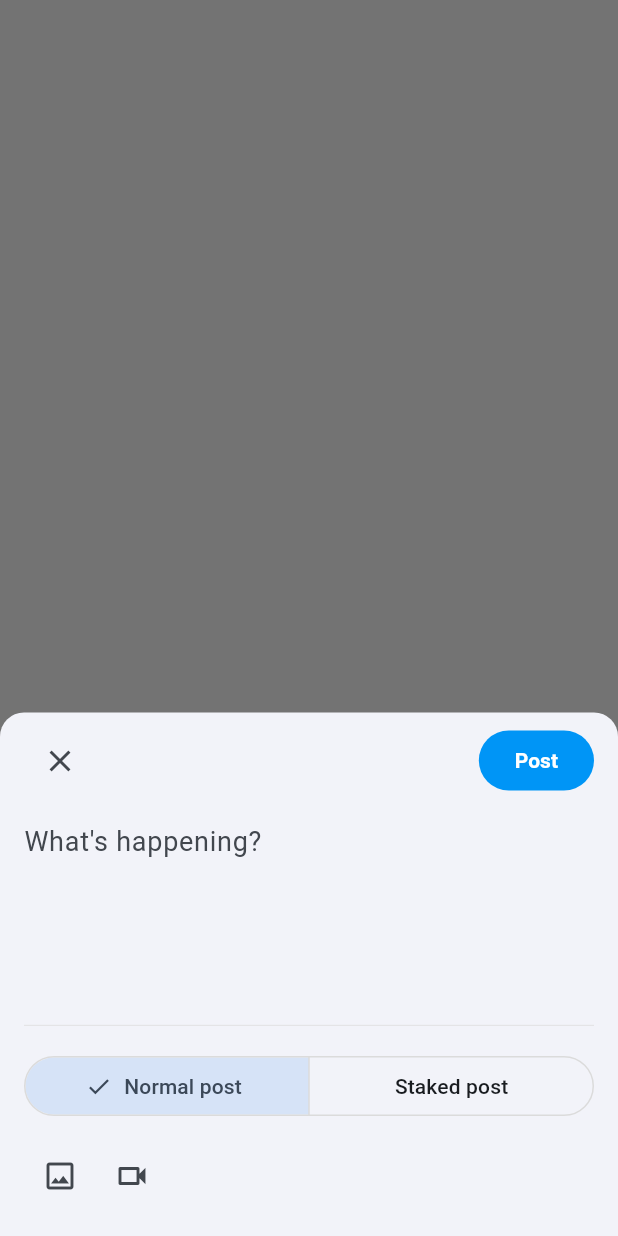
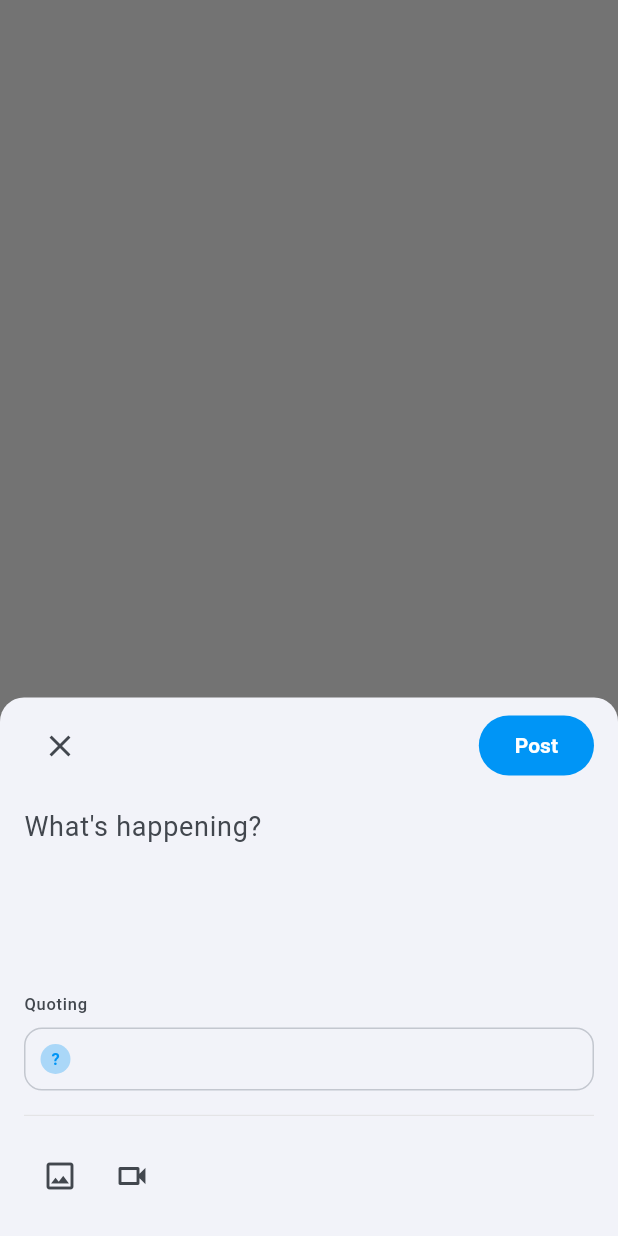
Before and after one commit to minnya/renga-app, a Flutter app: what showComposeSheet() shows on an empty page, opened directly with empty values, on a phone screen of 412 x 824 dp. Run offline on Flutter 3.47's test engine with Material 3 defaults, Android fonts, the phone set to English and light mode, and no system bars; our stand-ins replace cached_network_image, firebase_analytics, firebase_core, firebase_crashlytics, firebase_messaging, firebase_remote_config and 13 more; missing offline and left inert: google_sign_in_web, postgrest, receive_sharing_intent; accounts and stored records are empty; generated files the repository leaves out were written again; network calls fail.

Commit message:
feat: 引用リポスト投稿ロジックを追加
posts.quoted_post_id を扱えるよう Post/QuotedPostPreview モデル・
feed_controller.dart の投稿系select・作成メソッド（createTextPost/
createImagePost/createVideoPost）を拡張し、ComposeSheetに引用元投稿の
ミニカードプレビュー（QuotedPostCard）付きの引用リポストモードを追加した。

Co-Authored-By: Claude Sonnet 5 <noreply@anthropic.com>

```diff
--- a/lib/features/feed/compose_sheet.dart
+++ b/lib/features/feed/compose_sheet.dart
@@ -9,6 +9,8 @@ import '../../core/auth_state.dart';
 import '../../l10n/gen/app_localizations.dart';
 import '../quiz/lock_quiz_page.dart';
 import 'feed_controller.dart';
+import 'post.dart';
+import 'quoted_post_card.dart';
 import 'video_upload_controller.dart';
 import 'youtube_utils.dart';
 
@@ -30,9 +32,15 @@ class ComposeSheet extends ConsumerStatefulWidget {
   /// design/product.md 3.1節「YouTubeアプリの共有シートに登場」。
   /// YouTubeアプリの共有シート等からRengaが起動された場合、共有された
   /// テキスト（動画タイトル+URL）を本文へ自動プリフィルするための初期値。
-  const ComposeSheet({super.key, this.initialBody});
+  ///
+  /// [quotedPost]を指定すると design/product.md 3.12節「引用リポスト」モードで開く。
+  /// この場合、投稿本文の上に引用元投稿のミニカードを表示し、送信時は
+  /// `posts.quoted_post_id`に引用元投稿のIDをセットして投稿する
+  /// （通常投稿・画像投稿・動画投稿いずれのモードでも引用元IDを付与できる）。
+  const ComposeSheet({super.key, this.initialBody, this.quotedPost});
 
   final String? initialBody;
+  final Post? quotedPost;
 
   @override
   ConsumerState<ComposeSheet> createState() => _ComposeSheetState();
@@ -137,7 +145,12 @@ class _ComposeSheetState extends ConsumerState<ComposeSheet> {
 
     final hasImage = _selectedImage != null && _selectedImageBytes != null;
     final hasVideo = _selectedVideo != null;
-    if (_controller.text.trim().isEmpty && !hasImage && !hasVideo) {
+    // design/product.md 3.12節「引用リポスト」: 引用元投稿自体が本文の役割を持つため、
+    // 引用リポスト時はコメント本文が空でも投稿できる（X同様）。
+    if (_controller.text.trim().isEmpty &&
+        !hasImage &&
+        !hasVideo &&
+        widget.quotedPost == null) {
       setState(() => _errorMessage = l10n.composeEmptyError);
       return;
     }
@@ -163,6 +176,7 @@ class _ComposeSheetState extends ConsumerState<ComposeSheet> {
           authorId: currentUser.id,
           body: _controller.text,
           imageUrl: imageUrl,
+          quotedPostId: widget.quotedPost?.id,
         );
       } else if (hasVideo) {
         // design/system.md 5.1節「動画アップロードフロー」。先に posts レコードを作成し、
@@ -170,6 +184,7 @@ class _ComposeSheetState extends ConsumerState<ComposeSheet> {
         final postId = await controller.createVideoPost(
           authorId: currentUser.id,
           body: _controller.text,
+          quotedPostId: widget.quotedPost?.id,
         );
         await VideoUploadController().uploadVideo(
           video: _selectedVideo!,
@@ -180,7 +195,11 @@ class _ComposeSheetState extends ConsumerState<ComposeSheet> {
           },
         );
       } else {
-        await controller.createTextPost(authorId: currentUser.id, body: _controller.text);
+        await controller.createTextPost(
+          authorId: currentUser.id,
+          body: _controller.text,
+          quotedPostId: widget.quotedPost?.id,
+        );
       }
 
       if (!mounted) return;
@@ -322,6 +341,19 @@ class _ComposeSheetState extends ConsumerState<ComposeSheet> {
                       ),
                     ),
                   ),
+                  // design/product.md 3.12節「引用リポスト」。引用元投稿のミニカードプレビュー
+                  // （タップ不可。送信先を誤認させないため`onTap`は渡さない）。
+                  if (widget.quotedPost != null) ...[
+                    Text(
+                      l10n.composeQuotedPostSectionLabel,
+                      style: Theme.of(context).textTheme.labelSmall?.copyWith(
+                        color: Theme.of(context).colorScheme.onSurfaceVariant,
+                      ),
+                    ),
+                    QuotedPostCard(
+                      quotedPost: QuotedPostPreview.fromPost(widget.quotedPost!),
+                    ),
+                  ],
                   // メディア表示（通常投稿のみ）
                   if (_mode == _ComposeMode.normal) ...[
                     if (_selectedImageBytes != null)
@@ -446,7 +478,10 @@ class _ComposeSheetState extends ConsumerState<ComposeSheet> {
                       height: 1,
                     ),
                   ),
-                  // 投稿モード切替（SegmentedButton）
+                  // 投稿モード切替（SegmentedButton）。design/product.md 3.12節「引用リポスト」:
+                  // ステーキング投稿（`create_staked_post` RPC）は引用元IDを扱えないため、
+                  // 引用リポストモードでは非表示にし常に通常投稿として扱う。
+                  if (widget.quotedPost == null)
                     Padding(
                       padding: const EdgeInsets.only(bottom: 12),
                       child: SegmentedButton<_ComposeMode>(
@@ -497,14 +532,18 @@ class _ComposeSheetState extends ConsumerState<ComposeSheet> {
 /// 共有された動画リンクをプリフィルした状態で[ComposeSheet]をボトムシートとして開く共通処理。
 /// Feed画面の投稿ボタン（`lib/features/feed/feed_page.dart`）と共有シート受信導線
 /// （`lib/main.dart`、`/compose`ディープリンク経由）の両方から呼び出す。
-Future<void> showComposeSheet(BuildContext context, {String? initialBody}) {
+Future<void> showComposeSheet(
+  BuildContext context, {
+  String? initialBody,
+  Post? quotedPost,
+}) {
   return showModalBottomSheet<void>(
     context: context,
     isScrollControlled: true,
     shape: const RoundedRectangleBorder(
       borderRadius: BorderRadius.vertical(top: Radius.circular(16)),
     ),
-    builder: (_) => ComposeSheet(initialBody: initialBody),
+    builder: (_) => ComposeSheet(initialBody: initialBody, quotedPost: quotedPost),
   );
 }
 
--- a/lib/features/feed/post.dart
+++ b/lib/features/feed/post.dart
@@ -1,3 +1,76 @@
+/// design/product.md 3.12節「引用リポスト」。引用元投稿の要約プレビュー（ミニカード）表示用の
+/// 軽量モデル。`Post`本体と異なりエンゲージメント件数等は保持しない
+/// （ミニカードでは不要なため、ネストselectのペイロードも最小限にしている）。
+class QuotedPostPreview {
+  const QuotedPostPreview({
+    required this.id,
+    required this.authorId,
+    required this.authorUsername,
+    required this.body,
+    required this.mediaType,
+    required this.mediaUrls,
+    required this.createdAt,
+    this.videoThumbnailUrl,
+  });
+
+  final String id;
+  final String authorId;
+  final String? authorUsername;
+  final String body;
+  final String mediaType;
+  final List<String>? mediaUrls;
+  final DateTime createdAt;
+  final String? videoThumbnailUrl;
+
+  /// `posts!quoted_post_id(...)` ネストselect結果からパースする。
+  factory QuotedPostPreview.fromMap(Map<String, dynamic> map) {
+    final profile = map['profiles'];
+    String? username;
+    if (profile is Map) {
+      username = profile['username'] as String?;
+    }
+
+    final rawMediaUrls = map['media_urls'];
+    final mediaUrls = rawMediaUrls is List
+        ? rawMediaUrls.map((e) => e as String).toList()
+        : null;
+
+    final rawVideos = map['videos'];
+    Map? video;
+    if (rawVideos is List && rawVideos.isNotEmpty) {
+      video = rawVideos.first as Map;
+    } else if (rawVideos is Map) {
+      video = rawVideos;
+    }
+
+    return QuotedPostPreview(
+      id: map['id'] as String,
+      authorId: map['author_id'] as String,
+      authorUsername: username,
+      body: map['body'] as String? ?? '',
+      mediaType: map['media_type'] as String? ?? 'text',
+      mediaUrls: mediaUrls,
+      createdAt: DateTime.parse(map['created_at'] as String),
+      videoThumbnailUrl: video?['thumbnail_url'] as String?,
+    );
+  }
+
+  /// [ComposeSheet]の引用リポストモードで、遷移元から渡された[Post]をそのまま
+  /// ミニカードプレビュー表示するための変換。
+  factory QuotedPostPreview.fromPost(Post post) {
+    return QuotedPostPreview(
+      id: post.id,
+      authorId: post.authorId,
+      authorUsername: post.authorUsername,
+      body: post.body,
+      mediaType: post.mediaType,
+      mediaUrls: post.mediaUrls,
+      createdAt: post.createdAt,
+      videoThumbnailUrl: post.videoThumbnailUrl,
+    );
+  }
+}
+
 /// design/system.md 1章の `posts` テーブルに対応する投稿モデル。
 ///
 /// フィード表示に必要な最小限のフィールドのみを保持する。
@@ -23,6 +96,7 @@ class Post {
     this.videoPlaybackId,
     this.videoThumbnailUrl,
     this.domainLabels,
+    this.quotedPost,
   });
 
   final String id;
@@ -72,6 +146,10 @@ class Post {
   /// 投稿本文から自動付与した産業分類ラベル（日本標準産業分類の大分類キー、最大3件）。
   final List<String>? domainLabels;
 
+  /// design/product.md 3.12節「引用リポスト」。引用元投稿の要約プレビュー。
+  /// `posts.quoted_post_id`がnullの通常投稿では`null`。
+  final QuotedPostPreview? quotedPost;
+
   /// design/product.md 4章「上位25%/5%知能バッジ」判定用。値が小さいほど上位を表す
   /// （例: 上位5% → `intellect_percentile <= 5`）。スコアリングパイプライン未実装のため
   /// 現状は全ユーザーで`0`のまま。
@@ -108,6 +186,16 @@ class Post {
       video = rawVideos;
     }
 
+    // design/product.md 3.12節「引用リポスト」。`posts!quoted_post_id(...)`ネストselectは
+    // 単一行（1:1）想定だが、Supabase Dartの実装により配列/Mapどちらでも返り得るため防御的に扱う。
+    final rawQuotedPost = map['quoted_post'];
+    Map<String, dynamic>? quotedPostMap;
+    if (rawQuotedPost is List && rawQuotedPost.isNotEmpty) {
+      quotedPostMap = Map<String, dynamic>.from(rawQuotedPost.first as Map);
+    } else if (rawQuotedPost is Map) {
+      quotedPostMap = Map<String, dynamic>.from(rawQuotedPost);
+    }
+
     return Post(
       id: map['id'] as String,
       authorId: map['author_id'] as String,
@@ -129,6 +217,9 @@ class Post {
       videoPlaybackId: video?['mux_playback_id'] as String?,
       videoThumbnailUrl: video?['thumbnail_url'] as String?,
       domainLabels: domainLabels,
+      quotedPost: quotedPostMap == null
+          ? null
+          : QuotedPostPreview.fromMap(quotedPostMap),
     );
   }
 
--- /dev/null
+++ b/lib/features/feed/quoted_post_card.dart
@@ -0,0 +1,115 @@
+import 'package:cached_network_image/cached_network_image.dart';
+import 'package:flutter/material.dart';
+import 'package:go_router/go_router.dart';
+
+import '../../l10n/gen/app_localizations.dart';
+import 'post.dart';
+
+/// design/product.md 3.12節「引用リポスト」。X風の引用元投稿ミニカード。
+///
+/// フィード（[PostTile]・投稿詳細）と投稿作成シート（[ComposeSheet]の引用リポストモード）の
+/// 両方から使う共通ウィジェット。
+///
+/// [onTap]を指定すると（フィード表示時）タップで引用元投稿の詳細画面へ遷移できるようにする。
+/// [ComposeSheet]内のプレビューでは`onTap`を渡さず、タップ不可のプレビュー専用表示にする。
+class QuotedPostCard extends StatelessWidget {
+  const QuotedPostCard({super.key, required this.quotedPost, this.onTap});
+
+  final QuotedPostPreview quotedPost;
+  final VoidCallback? onTap;
+
+  static const _kBodyPreviewMaxChars = 140;
+
+  @override
+  Widget build(BuildContext context) {
+    final theme = Theme.of(context);
+    final l10n = AppLocalizations.of(context);
+    final authorName = quotedPost.authorUsername ?? l10n.feedUnknownUser;
+    final firstLetter = authorName.isNotEmpty ? authorName[0].toUpperCase() : '?';
+
+    final bodyPreview = quotedPost.body.length > _kBodyPreviewMaxChars
+        ? '${quotedPost.body.substring(0, _kBodyPreviewMaxChars)}…'
+        : quotedPost.body;
+
+    final thumbnailUrl =
+        quotedPost.mediaType == 'image' && (quotedPost.mediaUrls?.isNotEmpty ?? false)
+        ? quotedPost.mediaUrls!.first
+        : (quotedPost.mediaType == 'video' ? quotedPost.videoThumbnailUrl : null);
+
+    final card = Container(
+      margin: const EdgeInsets.only(top: 8, bottom: 4),
+      padding: const EdgeInsets.all(10),
+      decoration: BoxDecoration(
+        border: Border.all(color: theme.colorScheme.outlineVariant),
+        borderRadius: BorderRadius.circular(12),
+      ),
+      child: Column(
+        crossAxisAlignment: CrossAxisAlignment.start,
+        children: [
+          Row(
+            children: [
+              CircleAvatar(
+                radius: 10,
+                backgroundColor: theme.colorScheme.primary.withAlpha((0.3 * 255).toInt()),
+                child: Text(
+                  firstLetter,
+                  style: theme.textTheme.labelSmall?.copyWith(
+                    color: theme.colorScheme.primary,
+                    fontWeight: FontWeight.bold,
+                  ),
+                ),
+              ),
+              const SizedBox(width: 6),
+              Expanded(
+                child: Text(
+                  authorName,
+                  style: theme.textTheme.labelMedium?.copyWith(fontWeight: FontWeight.w600),
+                  maxLines: 1,
+                  overflow: TextOverflow.ellipsis,
+                ),
+              ),
+            ],
+          ),
+          if (bodyPreview.isNotEmpty) ...[
+            const SizedBox(height: 6),
+            Text(
+              bodyPreview,
+              style: theme.textTheme.bodySmall,
+              maxLines: 3,
+              overflow: TextOverflow.ellipsis,
+            ),
+          ],
+          if (thumbnailUrl != null) ...[
+            const SizedBox(height: 8),
+            ClipRRect(
+              borderRadius: BorderRadius.circular(8),
+              child: CachedNetworkImage(
+                imageUrl: thumbnailUrl,
+                height: 120,
+                width: double.infinity,
+                fit: BoxFit.cover,
+              ),
+            ),
+          ],
+        ],
+      ),
+    );
+
+    if (onTap == null) return card;
+    return Material(
+      color: Colors.transparent,
+      child: InkWell(
+        borderRadius: BorderRadius.circular(12),
+        onTap: onTap,
+        child: card,
+      ),
+    );
+  }
+}
+
+/// フィード・投稿詳細から引用元投稿の詳細画面へ遷移する際の共通ハンドラ。
+/// design/product.md 3.12節「引用元カードのタップ遷移」: 一覧から投稿をタップした時と
+/// 同じ`/posts/:postId`遷移を行う。
+void openQuotedPostDetail(BuildContext context, String quotedPostId) {
+  context.push('/posts/$quotedPostId');
+}
```
Also changed, not shown: lib/features/feed/feed_controller.dart (+30 -9 lines). Lines whose indentation alone changed are shown as unchanged.
